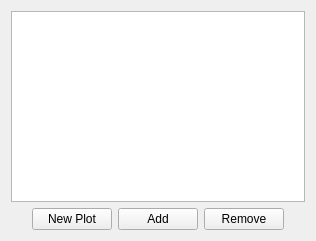
BCDA-APS/gemviz, file gemviz/resources/select_fields_tableview.ui: the form before one commit.
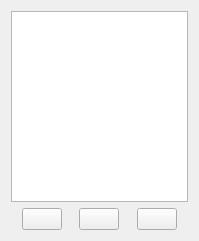
The form after the commit. Icons and pictures are not drawn.

Commit message: MNT #132 first gemviz plot!

```diff
--- a/gemviz/resources/select_fields_tableview.ui
+++ b/gemviz/resources/select_fields_tableview.ui
@@ -6,7 +6,7 @@
    <rect>
     <x>0</x>
     <y>0</y>
-    <width>316</width>
+    <width>199</width>
     <height>241</height>
    </rect>
   </property>
@@ -48,27 +48,65 @@
         <string>Make a new plot with just these field(s).</string>
        </property>
        <property name="text">
-        <string>New Plot</string>
+        <string/>
+       </property>
+       <property name="icon">
+        <iconset>
+         <normaloff>refresh.png</normaloff>refresh.png</iconset>
        </property>
       </widget>
      </item>
+     <item>
+      <spacer name="horizontalSpacer_4">
+       <property name="orientation">
+        <enum>Qt::Horizontal</enum>
+       </property>
+       <property name="sizeHint" stdset="0">
+        <size>
+         <width>40</width>
+         <height>20</height>
+        </size>
+       </property>
+      </spacer>
+     </item>
      <item>
       <widget class="QPushButton" name="addButton">
        <property name="toolTip">
         <string>Add field(s) to the plot.</string>
        </property>
        <property name="text">
-        <string>Add</string>
+        <string/>
+       </property>
+       <property name="icon">
+        <iconset>
+         <normaloff>plus.png</normaloff>plus.png</iconset>
        </property>
       </widget>
      </item>
+     <item>
+      <spacer name="horizontalSpacer_3">
+       <property name="orientation">
+        <enum>Qt::Horizontal</enum>
+       </property>
+       <property name="sizeHint" stdset="0">
+        <size>
+         <width>40</width>
+         <height>20</height>
+        </size>
+       </property>
+      </spacer>
+     </item>
      <item>
       <widget class="QPushButton" name="removeButton">
        <property name="toolTip">
         <string>Remove field(s) from the plot.</string>
        </property>
        <property name="text">
-        <string>Remove</string>
+        <string/>
+       </property>
+       <property name="icon">
+        <iconset>
+         <normaloff>delete.png</normaloff>delete.png</iconset>
        </property>
       </widget>
      </item>
```
Left out of the diff: 3 changed lines with no effect on the pictures. The commit also changes 12 other files.
